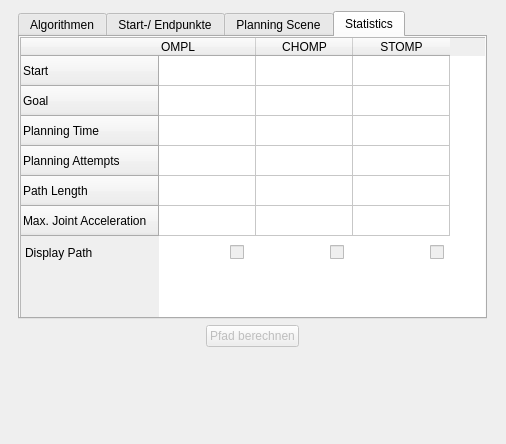
Before: the Qt Designer form rqt_mypkg/resource/MyPlugin.ui in mounteverset/moveit_path_visualizer, drawn with Qt 5.
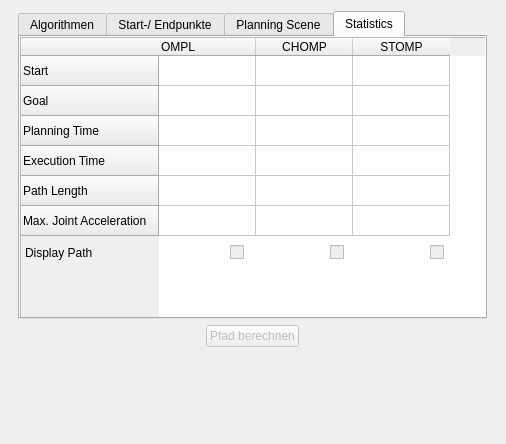
After: the same form once the commit is applied.

Commit message: execution of the motion plan calculated and added to the statistics msg

Diff of the .ui file:
```diff
--- a/rqt_mypkg/resource/MyPlugin.ui
+++ b/rqt_mypkg/resource/MyPlugin.ui
@@ -436,7 +436,7 @@
        </row>
        <row>
         <property name="text">
-         <string>Planning Attempts</string>
+         <string>Execution Time</string>
         </property>
        </row>
        <row>
```
The commit also changes 5 other files.
